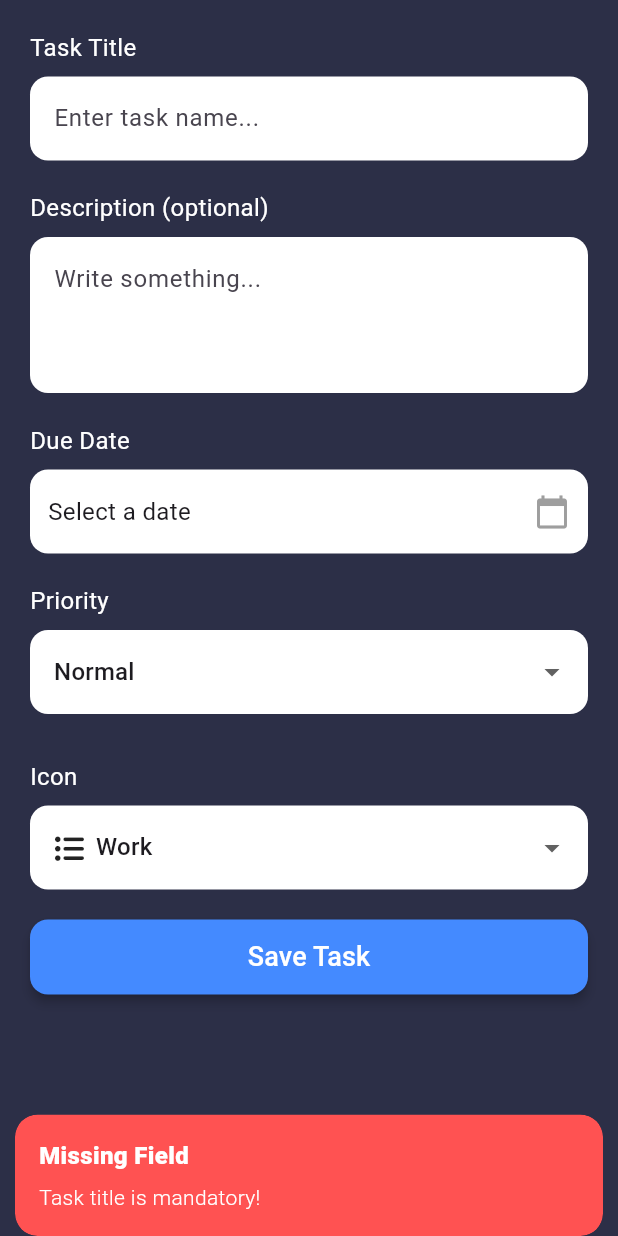
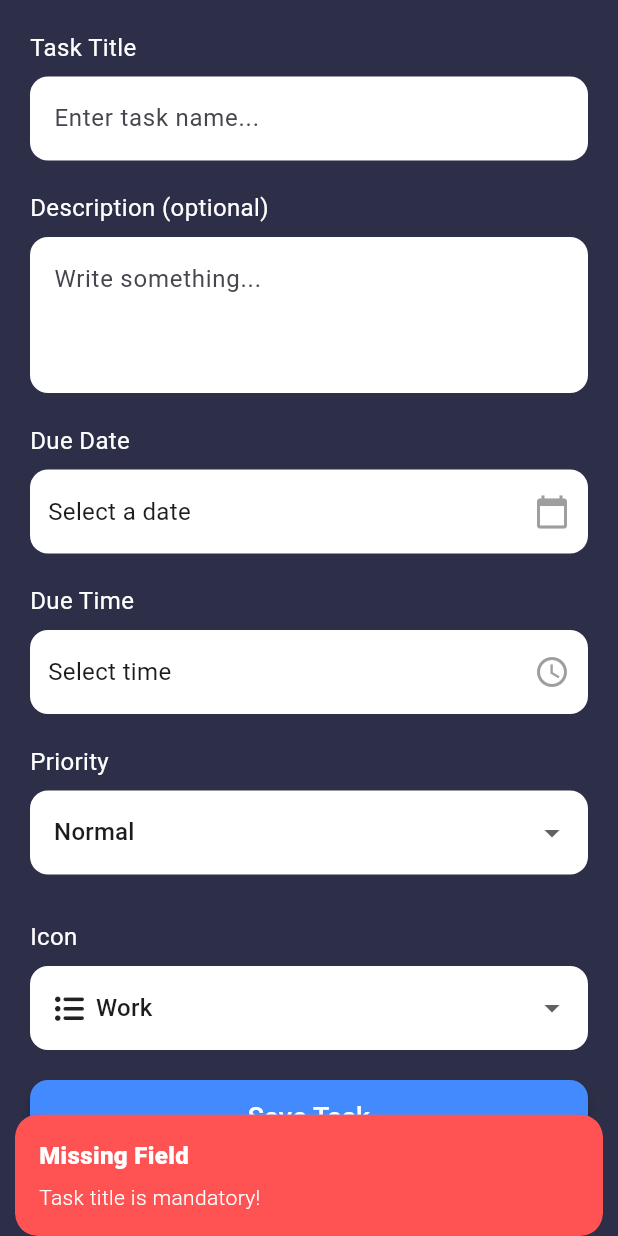
Before and after one commit to Abhishekbhat014/flutter_to_do_app, a Flutter app: the AddPage screen opened directly, after a tap on "Save Task", on a phone screen of 412 x 824 dp. Run offline on Flutter 3.47's test engine with Material 3 defaults, Android fonts, the phone set to English and light mode, and no system bars; our stand-ins replace firebase_core, flutter_screenutil, font_awesome_flutter, get, hive, hive_flutter; accounts and stored records are empty; Roboto replaces fonts that are missing (WDXLLubrifontTC).

Commit message:
23/06/25 06:07 added pick time feature

```diff
--- a/lib/add_page.dart
+++ b/lib/add_page.dart
@@ -17,6 +17,36 @@ class _AddPageState extends State<AddPage> {
   DateTime? _dueDate;
   String _priority = 'Normal';
   String _selectedIconKey = "Work";
+  TimeOfDay? _dueTime;
+
+  Future<void> _pickTime() async {
+    TimeOfDay? picked = await showTimePicker(
+      context: context,
+      initialTime: TimeOfDay.now(),
+      builder: (context, child) {
+        return Theme(
+          data: Theme.of(context).copyWith(
+            timePickerTheme: TimePickerThemeData(
+              backgroundColor: Constants.containerColor,
+              hourMinuteTextColor: Colors.white,
+              dialHandColor: Colors.blueAccent,
+            ),
+            colorScheme: ColorScheme.dark(
+              primary: Colors.blueAccent,
+              onSurface: Colors.white,
+            ),
+          ),
+          child: child!,
+        );
+      },
+    );
+
+    if (picked != null) {
+      setState(() {
+        _dueTime = picked;
+      });
+    }
+  }
 
   Future<void> _pickDate() async {
     DateTime? picked = await showDatePicker(
@@ -60,10 +90,10 @@ class _AddPageState extends State<AddPage> {
       return;
     }
 
-    if (_dueDate == null) {
+    if (_dueDate == null || _dueTime == null) {
       Get.snackbar(
         "Missing Field",
-        "Please select a due date!",
+        "Please select both date and time!",
         backgroundColor: Colors.redAccent,
         colorText: Colors.white,
         snackPosition: SnackPosition.BOTTOM,
@@ -71,11 +101,19 @@ class _AddPageState extends State<AddPage> {
       return;
     }
 
+    DateTime dueDateTime = DateTime(
+      _dueDate!.year,
+      _dueDate!.month,
+      _dueDate!.day,
+      _dueTime!.hour,
+      _dueTime!.minute,
+    );
+
     Map<String, dynamic> task = {
       "title": _taskController.text.trim(),
       "desc": _descController.text.trim(),
       "priority": _priority,
-      "dueDate": _dueDate!,
+      "dueDate": dueDateTime.toIso8601String(),
       "isCompleted": false,
       "isFavourite": false,
       "icon": _selectedIconKey,
@@ -91,12 +129,13 @@ class _AddPageState extends State<AddPage> {
       snackPosition: SnackPosition.BOTTOM,
     );
 
-    // Clear input
     _taskController.clear();
     _descController.clear();
     _priority = "Normal";
+    _selectedIconKey = "Work";
     _dueDate = null;
-    _selectedIconKey = "Work";
+    _dueTime = null;
+
     setState(() {});
   }
 
@@ -110,7 +149,6 @@ class _AddPageState extends State<AddPage> {
           child: Column(
             crossAxisAlignment: CrossAxisAlignment.start,
             children: [
-              // Task Title
               Text(
                 "Task Title",
                 style: TextStyle(fontSize: 16, color: Constants.whiteColor),
@@ -130,7 +168,6 @@ class _AddPageState extends State<AddPage> {
               ),
               SizedBox(height: 20),
 
-              // Description
               Text(
                 "Description (optional)",
                 style: TextStyle(fontSize: 16, color: Constants.whiteColor),
@@ -151,7 +188,6 @@ class _AddPageState extends State<AddPage> {
               ),
               SizedBox(height: 20),
 
-              // Due Date
               Text(
                 "Due Date",
                 style: TextStyle(fontSize: 16, color: Constants.whiteColor),
@@ -180,8 +216,34 @@ class _AddPageState extends State<AddPage> {
                 ),
               ),
               SizedBox(height: 20),
-
-              // Priority
+              Text(
+                "Due Time",
+                style: TextStyle(fontSize: 16, color: Constants.whiteColor),
+              ),
+              SizedBox(height: 8),
+              InkWell(
+                onTap: _pickTime,
+                child: Container(
+                  padding: EdgeInsets.symmetric(horizontal: 12, vertical: 16),
+                  decoration: BoxDecoration(
+                    color: Colors.white,
+                    borderRadius: BorderRadius.circular(12),
+                  ),
+                  child: Row(
+                    mainAxisAlignment: MainAxisAlignment.spaceBetween,
+                    children: [
+                      Text(
+                        _dueTime == null
+                            ? "Select time"
+                            : _dueTime!.format(context), // 08:30 PM format
+                        style: TextStyle(fontSize: 16),
+                      ),
+                      Icon(Icons.access_time, color: Colors.grey),
+                    ],
+                  ),
+                ),
+              ),
+              SizedBox(height: 20),
               Text(
                 "Priority",
                 style: TextStyle(fontSize: 16, color: Constants.whiteColor),
@@ -210,7 +272,6 @@ class _AddPageState extends State<AddPage> {
               ),
               SizedBox(height: 30),
 
-              // Icon
               Text(
                 "Icon",
                 style: TextStyle(fontSize: 16, color: Constants.whiteColor),
@@ -248,7 +309,6 @@ class _AddPageState extends State<AddPage> {
               ),
               SizedBox(height: 20),
 
-              // Save Button
               SizedBox(
                 width: double.infinity,
                 height: 50,
--- a/lib/main_home_page.dart
+++ b/lib/main_home_page.dart
@@ -19,7 +19,6 @@ class _MainHomePageState extends State<MainHomePage> {
   int _currentIndex = 0;
   DateTime? pickedDate = DateTime.now();
 
-  // Dynamic pages for live data fetching
   List<Widget> get _pages => [
     HomePage(),
     FavouritePage(favTasks: TaskDB.getFavouriteTask()),
```
